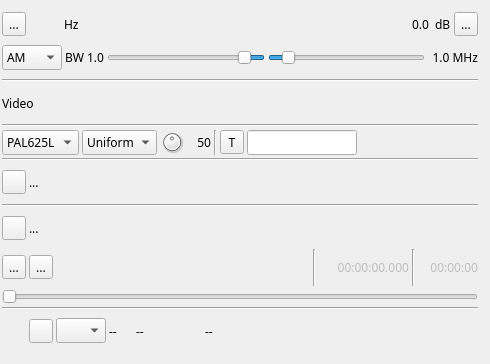
The window that plugins/channeltx/modatv/atvmodgui.ui (f4exb/sdrangel) describes before a commit, drawn with Qt 5.
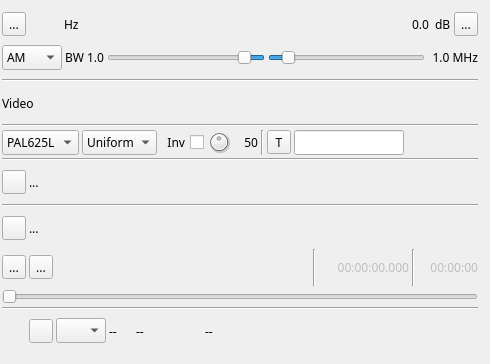
The same window after the commit. Icons and pictures are not drawn. Custom widgets are drawn as their Qt base class.

Commit message: ATV Modulator: implemented video inversion

Diff of the .ui file:
```diff
--- a/plugins/channeltx/modatv/atvmodgui.ui
+++ b/plugins/channeltx/modatv/atvmodgui.ui
@@ -427,6 +427,19 @@
         </item>
        </widget>
       </item>
+      <item>
+       <widget class="QCheckBox" name="invertVideo">
+        <property name="toolTip">
+         <string>Toggle invert video signal</string>
+        </property>
+        <property name="layoutDirection">
+         <enum>Qt::RightToLeft</enum>
+        </property>
+        <property name="text">
+         <string>Inv</string>
+        </property>
+       </widget>
+      </item>
       <item>
        <widget class="QDial" name="uniformLevel">
         <property name="maximumSize">
```
The commit also changes 4 other files.
